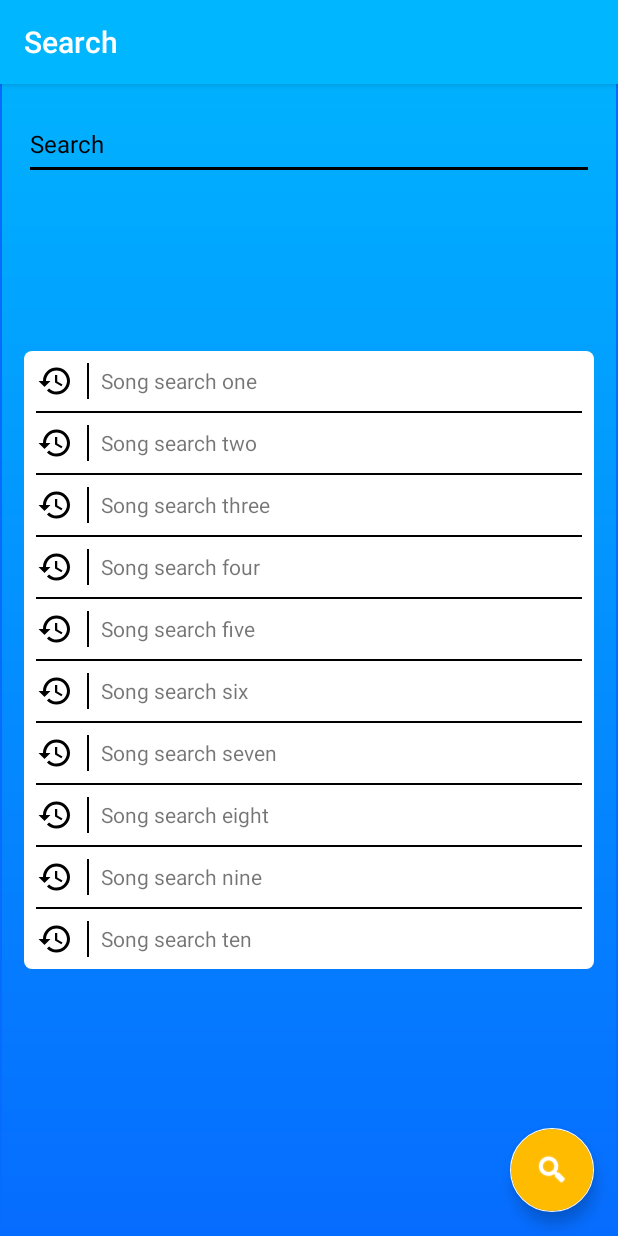
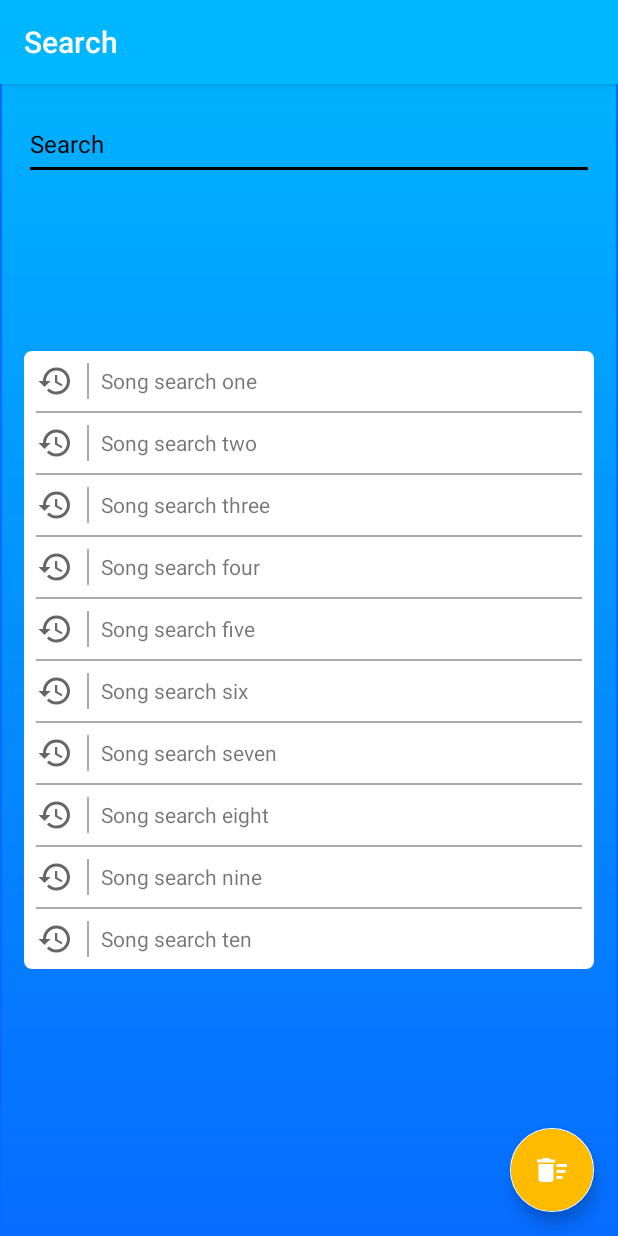
Before and after one commit to thevirinchi/Chantele, an Android app: the search screen opened directly, with no data from a screen before it, on a phone screen of 412 x 824 dp. Run offline under Robolectric (Android 15) with nearby library versions, the phone set to English and light mode, and no system bars.

Commit message:
Increased layout codes' efficiency. Created some preset styles for faster and easier programming.

```diff
--- /dev/null
+++ b/app/src/main/res/drawable/ic_delete_sweep_black_24dp.xml
@@ -0,0 +1,9 @@
+<vector xmlns:android="http://schemas.android.com/apk/res/android"
+        android:width="24dp"
+        android:height="24dp"
+        android:viewportWidth="24.0"
+        android:viewportHeight="24.0">
+    <path
+        android:fillColor="#FF000000"
+        android:pathData="M15,16h4v2h-4zM15,8h7v2h-7zM15,12h6v2h-6zM3,18c0,1.1 0.9,2 2,2h6c1.1,0 2,-0.9 2,-2L13,8L3,8v10zM14,5h-3l-1,-1L6,4L5,5L2,5v2h12z"/>
+</vector>
--- a/app/src/main/res/layout/activity_search.xml
+++ b/app/src/main/res/layout/activity_search.xml
@@ -31,6 +31,6 @@
         android:layout_margin="@dimen/fab_margin"
         android:backgroundTint="@color/colorSecondary"
         android:tint="@color/colorAccent"
-        app:srcCompat="@android:drawable/ic_search_category_default"/>
+        app:srcCompat="@drawable/ic_delete_sweep_black_24dp"/>
 
 </android.support.design.widget.CoordinatorLayout>
--- a/app/src/main/res/layout/content_search.xml
+++ b/app/src/main/res/layout/content_search.xml
@@ -20,6 +20,7 @@
             android:layout_width="match_parent"
             android:layout_height="48dp"
             android:hint="@string/search"
+            android:textColor="@color/colorAccent"
             android:textColorHint="@android:color/black"
             android:backgroundTint="@android:color/black"
             android:foregroundTint="@color/colorAccent"
@@ -29,13 +30,9 @@
             android:maxLength="50"
             android:layout_marginBottom="32dp"/>
 
-        <ScrollView
-            android:layout_gravity="center|center"
+        <LinearLayout
             android:background="@drawable/round_corner"
-            android:layout_width="match_parent"
-            android:layout_height="wrap_content">
-
-            <LinearLayout
+            android:layout_gravity="center|center_horizontal"
             android:layout_width="match_parent"
             android:layout_height="wrap_content"
             android:orientation="vertical">
@@ -56,7 +53,8 @@
                         android:layout_gravity="center|center"
                         android:layout_width="wrap_content"
                         android:layout_height="wrap_content"
-                            android:background="@drawable/ic_history_black_24dp"/>
+                        android:background="@drawable/ic_history_black_24dp"
+                        android:backgroundTint="@color/colorAccentBlack"/>
 
                 </FrameLayout>
 
@@ -65,7 +63,7 @@
                     android:layout_marginBottom="8dp"
                     android:layout_width="1dp"
                     android:layout_height="match_parent"
-                        android:background="#000"/>
+                    android:background="@color/colorAccentDark"/>
 
                 <FrameLayout
                     android:layout_width="0dp"
@@ -89,7 +87,7 @@
                 android:layout_marginEnd="8dp"
                 android:layout_width="match_parent"
                 android:layout_height="1dp"
-                    android:background="#000"/>
+                android:background="@color/colorAccentDark"/>
 
             <LinearLayout
                 android:layout_width="match_parent"
@@ -107,7 +105,8 @@
                         android:layout_gravity="center|center"
                         android:layout_width="wrap_content"
                         android:layout_height="wrap_content"
-                            android:background="@drawable/ic_history_black_24dp"/>
+                        android:background="@drawable/ic_history_black_24dp"
+                        android:backgroundTint="@color/colorAccentBlack"/>
 
                 </FrameLayout>
 
@@ -116,7 +115,7 @@
                     android:layout_marginBottom="8dp"
                     android:layout_width="1dp"
                     android:layout_height="match_parent"
-                        android:background="#000"/>
+                    android:background="@color/colorAccentDark"/>
 
                 <FrameLayout
                     android:layout_width="0dp"
@@ -140,7 +139,7 @@
                 android:layout_marginEnd="8dp"
                 android:layout_width="match_parent"
                 android:layout_height="1dp"
-                    android:background="#000"/>
+                android:background="@color/colorAccentDark"/>
 
             <LinearLayout
                 android:layout_width="match_parent"
@@ -158,7 +157,8 @@
                         android:layout_gravity="center|center"
                         android:layout_width="wrap_content"
                         android:layout_height="wrap_content"
-                            android:background="@drawable/ic_history_black_24dp"/>
+                        android:background="@drawable/ic_history_black_24dp"
+                        android:backgroundTint="@color/colorAccentBlack"/>
 
                 </FrameLayout>
 
@@ -167,7 +167,7 @@
                     android:layout_marginBottom="8dp"
                     android:layout_width="1dp"
                     android:layout_height="match_parent"
-                        android:background="#000"/>
+                    android:background="@color/colorAccentDark"/>
 
                 <FrameLayout
                     android:layout_width="0dp"
@@ -191,7 +191,7 @@
                 android:layout_marginEnd="8dp"
                 android:layout_width="match_parent"
                 android:layout_height="1dp"
-                    android:background="#000"/>
+                android:background="@color/colorAccentDark"/>
 
             <LinearLayout
                 android:layout_width="match_parent"
@@ -209,7 +209,8 @@
                         android:layout_gravity="center|center"
                         android:layout_width="wrap_content"
                         android:layout_height="wrap_content"
-                            android:background="@drawable/ic_history_black_24dp"/>
+                        android:background="@drawable/ic_history_black_24dp"
+                        android:backgroundTint="@color/colorAccentBlack"/>
 
                 </FrameLayout>
 
@@ -218,7 +219,7 @@
                     android:layout_marginBottom="8dp"
                     android:layout_width="1dp"
                     android:layout_height="match_parent"
-                        android:background="#000"/>
+                    android:background="@color/colorAccentDark"/>
 
                 <FrameLayout
                     android:layout_width="0dp"
@@ -242,7 +243,7 @@
                 android:layout_marginEnd="8dp"
                 android:layout_width="match_parent"
                 android:layout_height="1dp"
-                    android:background="#000"/>
+                android:background="@color/colorAccentDark"/>
 
             <LinearLayout
                 android:layout_width="match_parent"
@@ -260,7 +261,8 @@
                         android:layout_gravity="center|center"
                         android:layout_width="wrap_content"
                         android:layout_height="wrap_content"
-                            android:background="@drawable/ic_history_black_24dp"/>
+                        android:background="@drawable/ic_history_black_24dp"
+                        android:backgroundTint="@color/colorAccentBlack"/>
 
                 </FrameLayout>
 
@@ -269,7 +271,7 @@
                     android:layout_marginBottom="8dp"
                     android:layout_width="1dp"
                     android:layout_height="match_parent"
-                        android:background="#000"/>
+                    android:background="@color/colorAccentDark"/>
 
                 <FrameLayout
                     android:layout_width="0dp"
@@ -293,7 +295,7 @@
                 android:layout_marginEnd="8dp"
                 android:layout_width="match_parent"
                 android:layout_height="1dp"
-                    android:background="#000"/>
+                android:background="@color/colorAccentDark"/>
 
             <LinearLayout
                 android:layout_width="match_parent"
@@ -311,7 +313,8 @@
                         android:layout_gravity="center|center"
                         android:layout_width="wrap_content"
                         android:layout_height="wrap_content"
-                            android:background="@drawable/ic_history_black_24dp"/>
+                        android:background="@drawable/ic_history_black_24dp"
+                        android:backgroundTint="@color/colorAccentBlack"/>
 
                 </FrameLayout>
 
@@ -320,7 +323,7 @@
                     android:layout_marginBottom="8dp"
                     android:layout_width="1dp"
                     android:layout_height="match_parent"
-                        android:background="#000"/>
+                    android:background="@color/colorAccentDark"/>
 
                 <FrameLayout
                     android:layout_width="0dp"
@@ -344,7 +347,7 @@
                 android:layout_marginEnd="8dp"
                 android:layout_width="match_parent"
                 android:layout_height="1dp"
-                    android:background="#000"/>
+                android:background="@color/colorAccentDark"/>
 
             <LinearLayout
                 android:layout_width="match_parent"
@@ -362,7 +365,8 @@
                         android:layout_gravity="center|center"
                         android:layout_width="wrap_content"
                         android:layout_height="wrap_content"
-                            android:background="@drawable/ic_history_black_24dp"/>
+                        android:background="@drawable/ic_history_black_24dp"
+                        android:backgroundTint="@color/colorAccentBlack"/>
 
                 </FrameLayout>
 
@@ -371,7 +375,7 @@
                     android:layout_marginBottom="8dp"
                     android:layout_width="1dp"
                     android:layout_height="match_parent"
-                        android:background="#000"/>
+                    android:background="@color/colorAccentDark"/>
 
                 <FrameLayout
                     android:layout_width="0dp"
@@ -395,7 +399,7 @@
                 android:layout_marginEnd="8dp"
                 android:layout_width="match_parent"
                 android:layout_height="1dp"
-                    android:background="#000"/>
+                android:background="@color/colorAccentDark"/>
 
             <LinearLayout
                 android:layout_width="match_parent"
@@ -413,7 +417,8 @@
                         android:layout_gravity="center|center"
                         android:layout_width="wrap_content"
                         android:layout_height="wrap_content"
-                            android:background="@drawable/ic_history_black_24dp"/>
+                        android:background="@drawable/ic_history_black_24dp"
+                        android:backgroundTint="@color/colorAccentBlack"/>
 
                 </FrameLayout>
 
@@ -422,7 +427,7 @@
                     android:layout_marginBottom="8dp"
                     android:layout_width="1dp"
                     android:layout_height="match_parent"
-                        android:background="#000"/>
+                    android:background="@color/colorAccentDark"/>
 
                 <FrameLayout
                     android:layout_width="0dp"
@@ -446,7 +451,7 @@
                 android:layout_marginEnd="8dp"
                 android:layout_width="match_parent"
                 android:layout_height="1dp"
-                    android:background="#000"/>
+                android:background="@color/colorAccentDark"/>
 
             <LinearLayout
                 android:layout_width="match_parent"
@@ -464,7 +469,8 @@
                         android:layout_gravity="center|center"
                         android:layout_width="wrap_content"
                         android:layout_height="wrap_content"
-                            android:background="@drawable/ic_history_black_24dp"/>
+                        android:background="@drawable/ic_history_black_24dp"
+                        android:backgroundTint="@color/colorAccentBlack"/>
 
                 </FrameLayout>
 
@@ -473,7 +479,7 @@
                     android:layout_marginBottom="8dp"
                     android:layout_width="1dp"
                     android:layout_height="match_parent"
-                        android:background="#000"/>
+                    android:background="@color/colorAccentDark"/>
 
                 <FrameLayout
                     android:layout_width="0dp"
@@ -497,7 +503,7 @@
                 android:layout_marginEnd="8dp"
                 android:layout_width="match_parent"
                 android:layout_height="1dp"
-                    android:background="#000"/>
+                android:background="@color/colorAccentDark"/>
             <LinearLayout
                 android:layout_width="match_parent"
                 android:layout_height="0dp"
@@ -514,7 +520,8 @@
                         android:layout_gravity="center|center"
                         android:layout_width="wrap_content"
                         android:layout_height="wrap_content"
-                            android:background="@drawable/ic_history_black_24dp"/>
+                        android:background="@drawable/ic_history_black_24dp"
+                        android:backgroundTint="@color/colorAccentBlack"/>
 
                 </FrameLayout>
 
@@ -523,7 +530,7 @@
                     android:layout_marginBottom="8dp"
                     android:layout_width="1dp"
                     android:layout_height="match_parent"
-                        android:background="#000"/>
+                    android:background="@color/colorAccentDark"/>
 
                 <FrameLayout
                     android:layout_width="0dp"
@@ -544,8 +551,6 @@
 
         </LinearLayout>
 
-        </ScrollView>
-
     </FrameLayout>
 
 </android.support.v7.widget.LinearLayoutCompat>
--- a/app/src/main/res/values/colors.xml
+++ b/app/src/main/res/values/colors.xml
@@ -4,6 +4,8 @@
     <color name="colorPrimaryDark">#066CFF</color>
     <color name="colorAccent">#FFFFFF</color>
     <color name="colorAccentDark">#AAAAAA</color>
+    <color name="colorAccentBlack">#666</color>
+    <color name="colorAccentDarkBlack">#333</color>
     <color name="colorSecondary">#FFBB00</color>
     <color name="cyan">#3B78F7</color>
     <color name="green">#EF6C00</color>
```
Also changed, not shown: app/src/main/res/layout/content_main.xml (+10 -40 lines), app/src/main/res/values/styles.xml (+15 -0 lines). Lines whose indentation alone changed are shown as unchanged.
